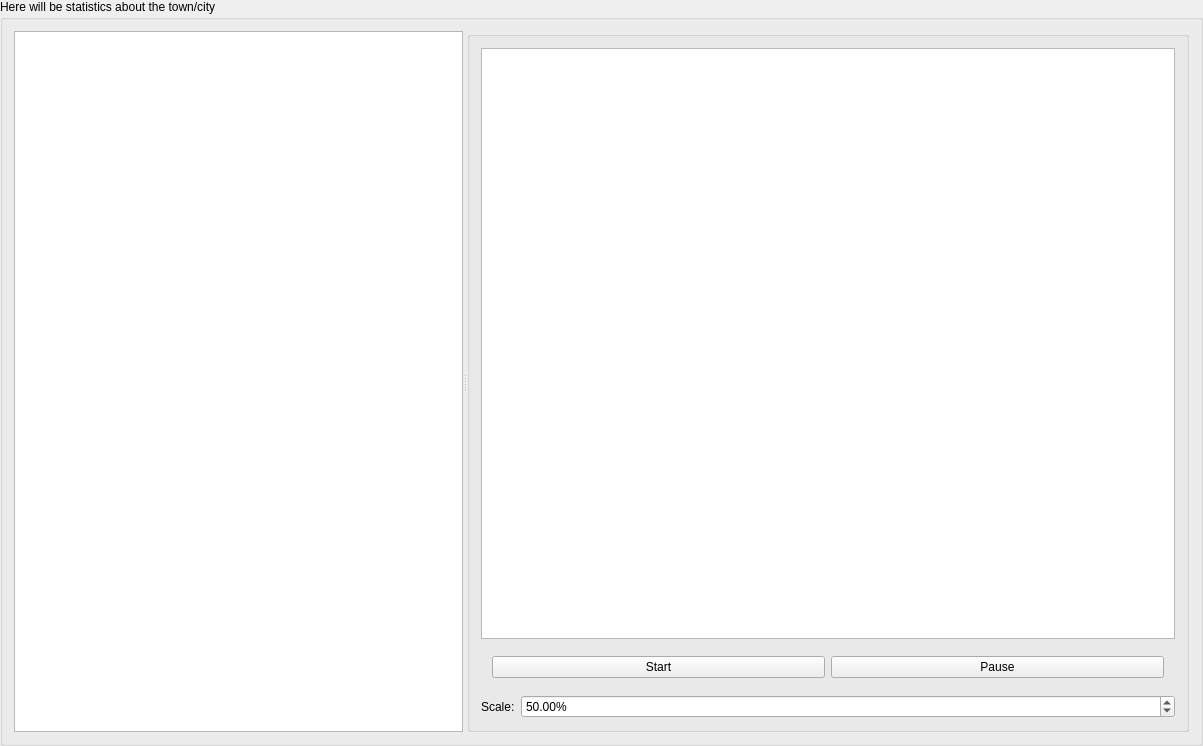
First picture: the form in src/mainwindow.ui, repository kokhnovich/PaperTown, before the edit.
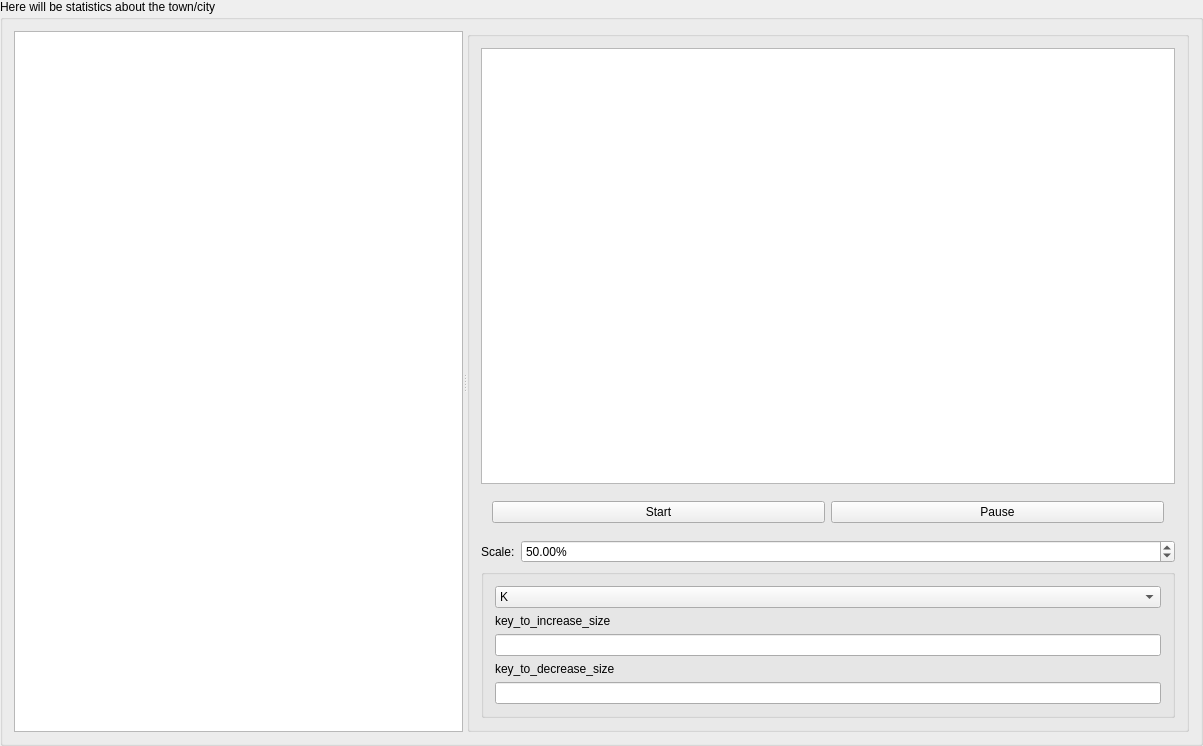
Second picture: the form after the edit. Icons and pictures are not drawn. Custom widgets are drawn as their Qt base class.

```diff
--- a/src/mainwindow.ui
+++ b/src/mainwindow.ui
@@ -169,6 +169,49 @@
              </layout>
             </widget>
            </item>
+           <item>
+            <widget class="QGroupBox" name="groupBox_3">
+             <property name="title">
+              <string/>
+             </property>
+             <layout class="QVBoxLayout" name="verticalLayout_3">
+              <item>
+               <widget class="QComboBox" name="comboBox">
+                <item>
+                 <property name="text">
+                  <string>K</string>
+                 </property>
+                </item>
+                <item>
+                 <property name="text">
+                  <string>L</string>
+                 </property>
+                </item>
+               </widget>
+              </item>
+              <item>
+               <widget class="QLabel" name="label_3">
+                <property name="text">
+                 <string>key_to_increase_size</string>
+                </property>
+               </widget>
+              </item>
+              <item>
+               <widget class="QLineEdit" name="lineEdit"/>
+              </item>
+              <item>
+               <widget class="QLabel" name="label_4">
+                <property name="text">
+                 <string>key_to_decrease_size</string>
+                </property>
+               </widget>
+              </item>
+              <item>
+               <widget class="QLineEdit" name="lineEdit_2"/>
+              </item>
+             </layout>
+            </widget>
+           </item>
           </layout>
          </widget>
         </widget>
```
Left out of the diff: 4 changed lines with no effect on the pictures.
